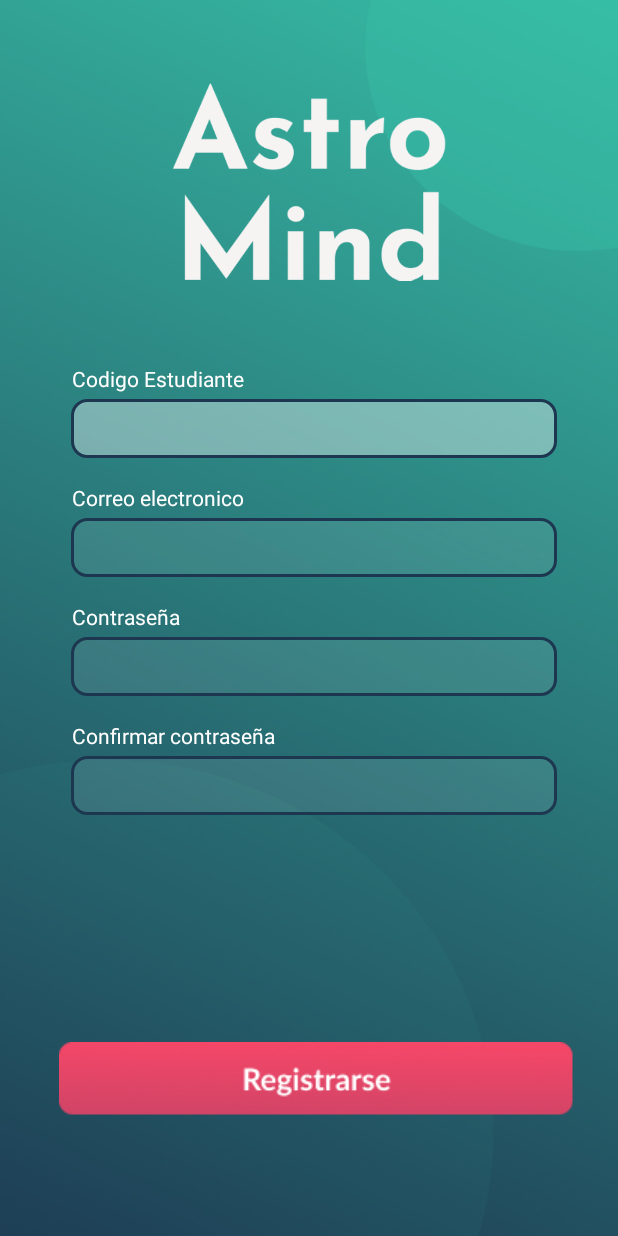
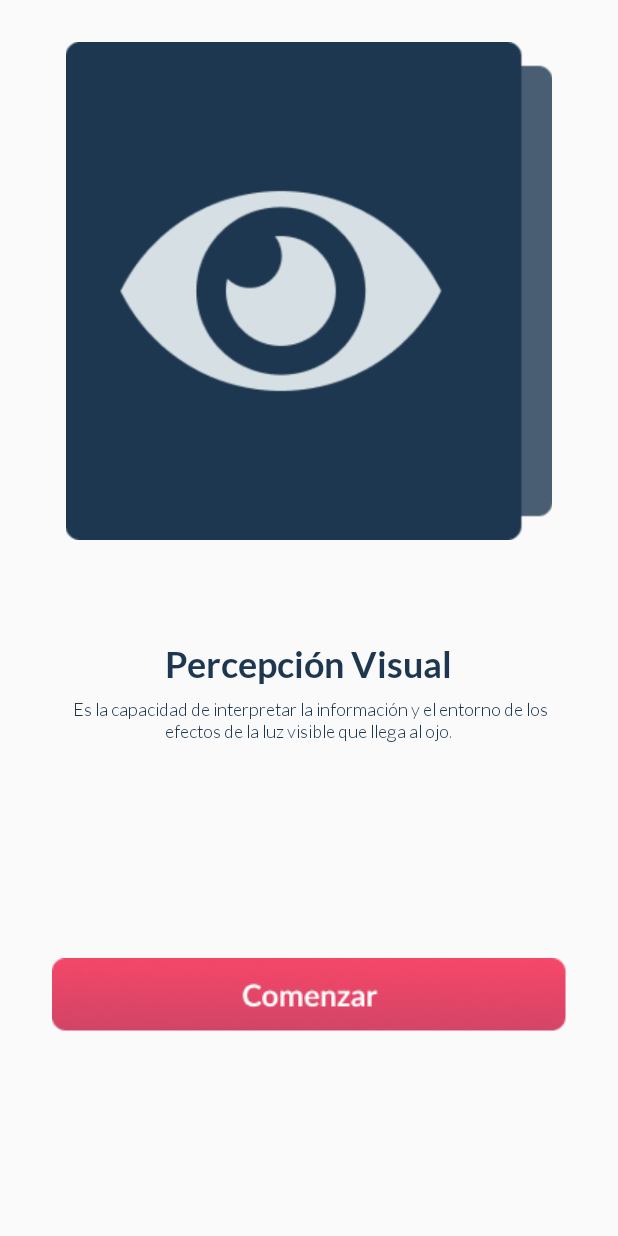
Before and after one commit to juanez1999/FinalIntegrado_2019-1, an Android app: the Registro screen opened directly, with no data from a screen before it, after a tap on an icon or button, on a phone screen of 412 x 824 dp. Run offline under Robolectric (Android 15) with nearby library versions, the phone set to English and light mode, and no system bars; our stand-ins replace Firebase (no records; nobody signed in at launch, a user with empty details on screens opened directly).

Commit message:
Pantalla de home agregada
Sucede despues de registrarse, funciona el registro, solo se guarda una clave en firebase

```diff
--- a/Ecosistemas/app/src/main/AndroidManifest.xml
+++ b/Ecosistemas/app/src/main/AndroidManifest.xml
@@ -11,7 +11,8 @@
         android:roundIcon="@mipmap/ic_launcher_round"
         android:supportsRtl="true"
         android:theme="@style/AppTheme">
-        <activity android:name=".Registro"></activity>
+        <activity android:name=".Home"></activity>
+        <activity android:name=".Registro" />
         <activity android:name=".MainActivity">
             <intent-filter>
                 <action android:name="android.intent.action.MAIN" />
--- /dev/null
+++ b/Ecosistemas/app/src/main/java/com/eco/bravoperezquevedomarmolejo/finalintegrado_appestudiantes/Home.java
@@ -0,0 +1,13 @@
+package com.eco.bravoperezquevedomarmolejo.finalintegrado_appestudiantes;
+
+import android.support.v7.app.AppCompatActivity;
+import android.os.Bundle;
+
+public class Home extends AppCompatActivity {
+
+    @Override
+    protected void onCreate(Bundle savedInstanceState) {
+        super.onCreate(savedInstanceState);
+        setContentView(R.layout.activity_home);
+    }
+}
--- a/Ecosistemas/app/src/main/java/com/eco/bravoperezquevedomarmolejo/finalintegrado_appestudiantes/Registro.java
+++ b/Ecosistemas/app/src/main/java/com/eco/bravoperezquevedomarmolejo/finalintegrado_appestudiantes/Registro.java
@@ -1,5 +1,6 @@
 package com.eco.bravoperezquevedomarmolejo.finalintegrado_appestudiantes;
 
+import android.content.Intent;
 import android.support.v7.app.AppCompatActivity;
 import android.os.Bundle;
 import android.view.View;
@@ -46,6 +47,8 @@ public class Registro extends AppCompatActivity {
                 contras2= contra2.getText().toString().trim();
                 if(contras1.equals(contras2)){
                     crearUsuario();
+                    Intent i = new Intent(Registro.this, Home.class);
+                    startActivity(i);
                 }else{
                     Toast.makeText(Registro.this,"Error confirmacion contraseña",Toast.LENGTH_SHORT).show();
                 }
@@ -55,7 +58,7 @@ public class Registro extends AppCompatActivity {
     }
 
     public void crearUsuario(){
-        Usuario user= new Usuario(codigos,correos,contras1,contras2);
+        Usuario user= new Usuario(codigos,correos,contras1);
         ref.child("Usuarios").child(codigos).setValue(user);
     }
 
--- a/Ecosistemas/app/src/main/java/com/eco/bravoperezquevedomarmolejo/finalintegrado_appestudiantes/Usuario.java
+++ b/Ecosistemas/app/src/main/java/com/eco/bravoperezquevedomarmolejo/finalintegrado_appestudiantes/Usuario.java
@@ -9,11 +9,11 @@ public class Usuario {
 
     public Usuario(){}
 
-    public Usuario(String codigo,String correo, String contra1, String contra2){
+    public Usuario(String codigo,String correo, String contra1){
         this.codigo=codigo;
         this.correo=correo;
         this.contra1=contra1;
-        this.contra2=contra2;
+
     }
 
     public String getCodigo() {
--- /dev/null
+++ b/Ecosistemas/app/src/main/res/drawable/comenzar_boton.xml
@@ -0,0 +1,6 @@
+<?xml version="1.0" encoding="utf-8"?>
+<selector xmlns:android="http://schemas.android.com/apk/res/android">
+    <item android:state_pressed="true"
+        android:drawable="@drawable/boton_comenzarpressed"/>
+    <item android:drawable="@drawable/boton_comenzar"/>
+</selector>
--- /dev/null
+++ b/Ecosistemas/app/src/main/res/layout/activity_home.xml
@@ -0,0 +1,78 @@
+<?xml version="1.0" encoding="utf-8"?>
+<android.support.constraint.ConstraintLayout xmlns:android="http://schemas.android.com/apk/res/android"
+    xmlns:app="http://schemas.android.com/apk/res-auto"
+    xmlns:tools="http://schemas.android.com/tools"
+    android:layout_width="match_parent"
+    android:layout_height="match_parent"
+    tools:context=".Home">
+
+    <ImageButton
+        android:id="@+id/btn_comenzar_home"
+        android:layout_width="wrap_content"
+        android:layout_height="wrap_content"
+        android:layout_marginStart="8dp"
+        android:layout_marginTop="8dp"
+        android:layout_marginEnd="8dp"
+        android:layout_marginBottom="8dp"
+        android:background="@null"
+        app:layout_constraintBottom_toBottomOf="parent"
+        app:layout_constraintEnd_toEndOf="parent"
+        app:layout_constraintStart_toStartOf="parent"
+        app:layout_constraintTop_toTopOf="parent"
+        app:layout_constraintVertical_bias="0.831"
+        app:srcCompat="@drawable/comenzar_boton" />
+
+    <ImageView
+        android:id="@+id/img_percepcion_home"
+        android:layout_width="353dp"
+        android:layout_height="332dp"
+        android:layout_marginStart="8dp"
+        android:layout_marginTop="28dp"
+        android:layout_marginEnd="8dp"
+        android:layout_marginBottom="8dp"
+        app:layout_constraintBottom_toTopOf="@+id/btn_comenzar_home"
+        app:layout_constraintEnd_toEndOf="parent"
+        app:layout_constraintStart_toStartOf="parent"
+        app:layout_constraintTop_toTopOf="parent"
+        app:layout_constraintVertical_bias="0.0"
+        app:srcCompat="@drawable/percepcion_visual" />
+
+    <TextView
+        android:id="@+id/tv_titulo_home"
+        android:layout_width="wrap_content"
+        android:layout_height="wrap_content"
+        android:layout_marginStart="8dp"
+        android:layout_marginTop="8dp"
+        android:layout_marginEnd="8dp"
+        android:layout_marginBottom="8dp"
+        android:fontFamily="@font/lato_bold"
+        android:text="Percepción Visual"
+        android:textColor="@color/colorPrimaryDark"
+        android:textSize="24sp"
+        app:layout_constraintBottom_toTopOf="@+id/tv_texto_home"
+        app:layout_constraintEnd_toEndOf="parent"
+        app:layout_constraintStart_toStartOf="parent"
+        app:layout_constraintTop_toBottomOf="@+id/img_percepcion_home"
+        app:layout_constraintVertical_bias="1.0" />
+
+    <TextView
+        android:id="@+id/tv_texto_home"
+        android:layout_width="323dp"
+        android:layout_height="wrap_content"
+        android:layout_marginStart="8dp"
+        android:layout_marginTop="8dp"
+        android:layout_marginEnd="8dp"
+        android:layout_marginBottom="8dp"
+        android:fontFamily="@font/lato_light"
+        android:text=" Es la capacidad de interpretar la información y el entorno de los efectos de la luz visible que llega al ojo."
+        android:textAlignment="center"
+        android:textColor="@color/colorPrimaryDark"
+        android:textSize="12sp"
+        app:layout_constraintBottom_toTopOf="@+id/btn_comenzar_home"
+        app:layout_constraintEnd_toEndOf="parent"
+        app:layout_constraintStart_toStartOf="parent"
+        app:layout_constraintTop_toBottomOf="@+id/img_percepcion_home"
+        app:layout_constraintVertical_bias="0.416" />
+
+
+</android.support.constraint.ConstraintLayout>
--- a/Ecosistemas/app/src/main/res/layout/activity_inicio_sesion.xml
+++ b/Ecosistemas/app/src/main/res/layout/activity_inicio_sesion.xml
@@ -9,7 +9,7 @@
 
 
     <ImageView
-        android:id="@+id/imageView"
+        android:id="@+id/img_percepcion_home"
         android:layout_width="163dp"
         android:layout_height="139dp"
         android:layout_marginStart="8dp"
@@ -63,7 +63,7 @@
         app:layout_constraintEnd_toEndOf="parent"
         app:layout_constraintHorizontal_bias="0.543"
         app:layout_constraintStart_toStartOf="parent"
-        app:layout_constraintTop_toBottomOf="@+id/imageView" />
+        app:layout_constraintTop_toBottomOf="@+id/img_percepcion_home" />
 
     <TextView
         android:id="@+id/textView"
--- a/Ecosistemas/app/src/main/res/layout/activity_main.xml
+++ b/Ecosistemas/app/src/main/res/layout/activity_main.xml
@@ -9,7 +9,7 @@
 
 
     <ImageView
-        android:id="@+id/imageView"
+        android:id="@+id/img_percepcion_home"
         android:layout_width="231dp"
         android:layout_height="192dp"
         android:layout_marginStart="8dp"
--- a/Ecosistemas/app/src/main/res/layout/activity_registro.xml
+++ b/Ecosistemas/app/src/main/res/layout/activity_registro.xml
@@ -8,7 +8,7 @@
     tools:context=".Registro">
 
     <ImageView
-        android:id="@+id/imageView"
+        android:id="@+id/img_percepcion_home"
         android:layout_width="182dp"
         android:layout_height="162dp"
         android:layout_marginStart="8dp"
@@ -48,7 +48,7 @@
         app:layout_constraintEnd_toEndOf="parent"
         app:layout_constraintHorizontal_bias="0.543"
         app:layout_constraintStart_toStartOf="parent"
-        app:layout_constraintTop_toBottomOf="@+id/imageView" />
+        app:layout_constraintTop_toBottomOf="@+id/img_percepcion_home" />
 
     <EditText
         android:id="@+id/edt_correo_registro"
```
Also changed, not shown: Ecosistemas/app/src/main/res/drawable/boton_comenzar.png (added), Ecosistemas/app/src/main/res/drawable/boton_comenzarpressed.png (added), Ecosistemas/app/src/main/res/drawable/percepcion_visual.png (added).
